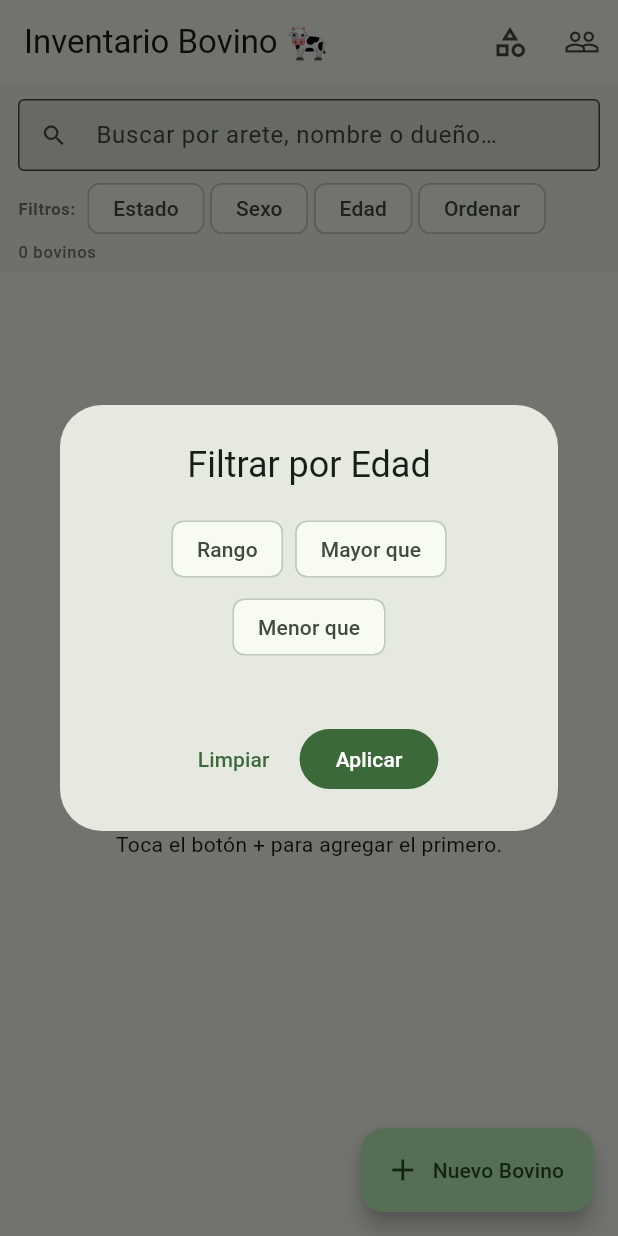
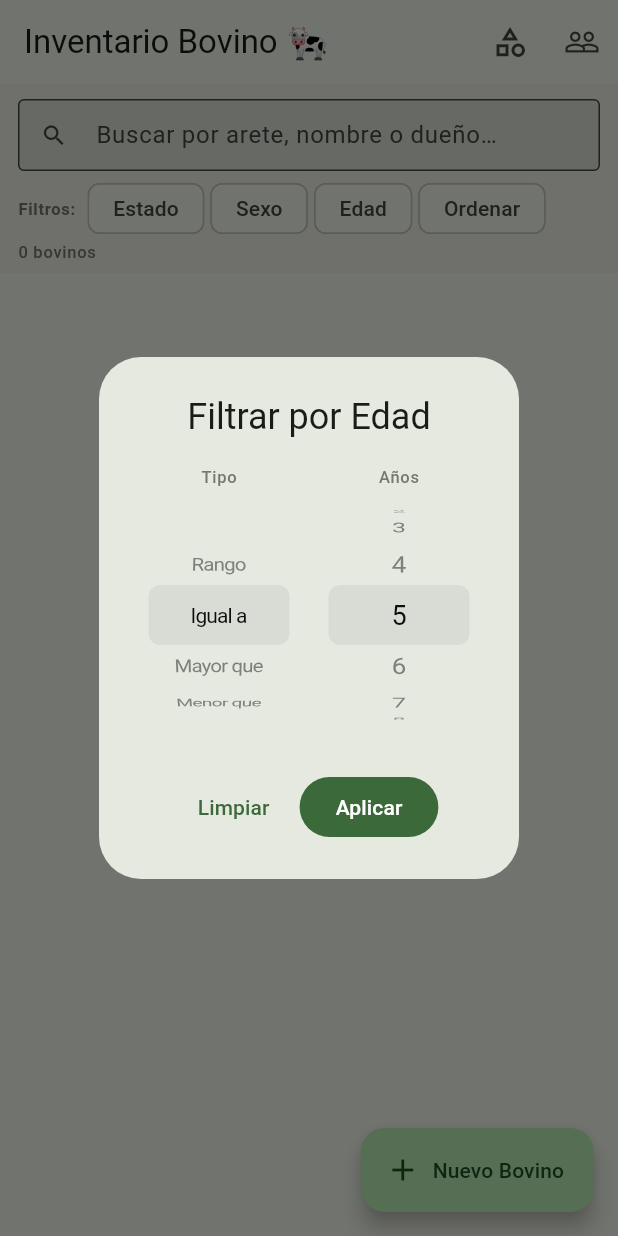
Before and after one commit to BenyHdezM/ProjectBovine, a Flutter app: the screen it shows after launch, after a tap on "Edad", on a phone screen of 412 x 824 dp. Run offline on Flutter 3.47's test engine with Material 3 defaults, Android fonts, the phone set to English and light mode, and no system bars; our stand-ins replace drift, drift_flutter, flutter_riverpod, go_router, image_picker; accounts and stored records are empty; generated files the repository leaves out were written again.

Commit message:
feat: rediseñar filtro de edad con CupertinoPicker y opción "igual a"

```diff
--- a/lib/features/bovinos/presentation/screens/bovinos_list_screen.dart
+++ b/lib/features/bovinos/presentation/screens/bovinos_list_screen.dart
@@ -1,3 +1,4 @@
+import 'package:flutter/cupertino.dart';
 import 'package:flutter/foundation.dart';
 import 'package:flutter/material.dart';
 import 'package:flutter_riverpod/flutter_riverpod.dart';
@@ -7,7 +8,7 @@ import '../../../../core/database/models/bovino_with_dueno.dart';
 import '../../../../core/database/seeds/seed_test_data.dart';
 import '../providers/bovinos_providers.dart';
 
-enum _EdadFiltroTipo { rango, mayorQue, menorQue }
+enum _EdadFiltroTipo { fijo, rango, mayorQue, menorQue }
 
 enum _SortCampo { arete, nombre, dueno, edad }
 
@@ -93,6 +94,8 @@ class _BovinosListScreenState extends ConsumerState<BovinosListScreen> {
         final edad = _calcularEdad(b.fechaNacimiento);
         if (edad == null) return false;
         switch (_edadFiltroTipo!) {
+          case _EdadFiltroTipo.fijo:
+            if (edad != _edadValor.round()) return false;
           case _EdadFiltroTipo.rango:
             if (edad < _edadRango.start.round() ||
                 edad > _edadRango.end.round()) return false;
@@ -354,6 +357,8 @@ class _Filtros extends StatelessWidget {
                         label: edadFiltroTipo == null
                             ? 'Edad'
                             : switch (edadFiltroTipo!) {
+                                _EdadFiltroTipo.fijo =>
+                                  '= ${edadValor.round()} a',
                                 _EdadFiltroTipo.rango =>
                                   '${edadRango.start.round()}–${edadRango.end.round()} a',
                                 _EdadFiltroTipo.mayorQue =>
@@ -723,86 +728,126 @@ void _mostrarFiltroEdad(
   required ValueChanged<RangeValues> onRango,
   required ValueChanged<double> onValor,
 }) {
-  _EdadFiltroTipo? localTipo = tipo;
-  RangeValues localRango = rango;
-  double localValor = valor;
+  const tipos = [
+    _EdadFiltroTipo.rango,
+    _EdadFiltroTipo.fijo,
+    _EdadFiltroTipo.mayorQue,
+    _EdadFiltroTipo.menorQue,
+  ];
+  const tipoLabels = ['Rango', 'Igual a', 'Mayor que', 'Menor que'];
 
-  showDialog(
+  _EdadFiltroTipo localTipo = tipo ?? _EdadFiltroTipo.fijo;
+  int localValor = valor.round().clamp(0, 20);
+  int localMin = rango.start.round().clamp(0, 20);
+  int localMax = rango.end.round().clamp(0, 20);
+
+  final tipoCtrl = FixedExtentScrollController(
+    initialItem: tipos.indexOf(localTipo),
+  );
+  final valorCtrl = FixedExtentScrollController(initialItem: localValor);
+  final minCtrl = FixedExtentScrollController(initialItem: localMin);
+  final maxCtrl = FixedExtentScrollController(initialItem: localMax);
+
+  const itemExtent = 40.0;
+  const pickerHeight = 160.0;
+
+  Widget numPicker(FixedExtentScrollController ctrl, ValueChanged<int> onChanged) =>
+      SizedBox(
+        height: pickerHeight,
+        child: CupertinoPicker(
+          scrollController: ctrl,
+          itemExtent: itemExtent,
+          onSelectedItemChanged: onChanged,
+          children: List.generate(
+            21,
+            (i) => Center(child: Text('$i', style: const TextStyle(fontSize: 18))),
+          ),
+        ),
+      );
+
+  showDialog<void>(
     context: context,
     builder: (ctx) => StatefulBuilder(
       builder: (ctx, setLocal) => AlertDialog(
         title: const Text('Filtrar por Edad', textAlign: TextAlign.center),
         actionsAlignment: MainAxisAlignment.center,
-        content: SizedBox(
-          width: 320,
+        content: Row(
+          crossAxisAlignment: CrossAxisAlignment.start,
+          children: [
+            // ── Tipo ─────────────────────────────────────────────────
+            Expanded(
               child: Column(
                 mainAxisSize: MainAxisSize.min,
-            crossAxisAlignment: CrossAxisAlignment.center,
                 children: [
-              Wrap(
-                spacing: 8,
-                runSpacing: 4,
-                alignment: WrapAlignment.center,
-                children: [
-                  ChoiceChip(
-                    label: const Text('Rango'),
-                    selected: localTipo == _EdadFiltroTipo.rango,
-                    onSelected: (_) =>
-                        setLocal(() => localTipo = _EdadFiltroTipo.rango),
+                  Text('Tipo',
+                      style: Theme.of(ctx).textTheme.labelSmall?.copyWith(
+                            color: Theme.of(ctx).colorScheme.outline,
+                          )),
+                  const SizedBox(height: 4),
+                  SizedBox(
+                    height: pickerHeight,
+                    child: CupertinoPicker(
+                      scrollController: tipoCtrl,
+                      itemExtent: itemExtent,
+                      onSelectedItemChanged: (i) =>
+                          setLocal(() => localTipo = tipos[i]),
+                      children: tipoLabels
+                          .map((l) => Center(
+                                child: Text(l,
+                                    style: const TextStyle(fontSize: 14)),
+                              ))
+                          .toList(),
                     ),
-                  ChoiceChip(
-                    label: const Text('Mayor que'),
-                    selected: localTipo == _EdadFiltroTipo.mayorQue,
-                    onSelected: (_) =>
-                        setLocal(() => localTipo = _EdadFiltroTipo.mayorQue),
-                  ),
-                  ChoiceChip(
-                    label: const Text('Menor que'),
-                    selected: localTipo == _EdadFiltroTipo.menorQue,
-                    onSelected: (_) =>
-                        setLocal(() => localTipo = _EdadFiltroTipo.menorQue),
                   ),
                 ],
               ),
-              const SizedBox(height: 16),
+            ),
+            const SizedBox(width: 8),
+            // ── Valor(es) ─────────────────────────────────────────────
             if (localTipo == _EdadFiltroTipo.rango) ...[
-                Text('${localRango.start.round()} – ${localRango.end.round()} años'),
-                RangeSlider(
-                  values: localRango,
-                  min: 0,
-                  max: 25,
-                  divisions: 25,
-                  labels: RangeLabels(
-                    localRango.start.round().toString(),
-                    localRango.end.round().toString(),
+              Expanded(
+                child: Column(
+                  mainAxisSize: MainAxisSize.min,
+                  children: [
+                    Text('Mín',
+                        style: Theme.of(ctx).textTheme.labelSmall?.copyWith(
+                              color: Theme.of(ctx).colorScheme.outline,
+                            )),
+                    const SizedBox(height: 4),
+                    numPicker(minCtrl, (i) => setLocal(() => localMin = i)),
+                  ],
                 ),
-                  onChanged: (v) => setLocal(() => localRango = v),
               ),
+              const SizedBox(width: 8),
+              Expanded(
+                child: Column(
+                  mainAxisSize: MainAxisSize.min,
+                  children: [
+                    Text('Máx',
+                        style: Theme.of(ctx).textTheme.labelSmall?.copyWith(
+                              color: Theme.of(ctx).colorScheme.outline,
+                            )),
+                    const SizedBox(height: 4),
+                    numPicker(maxCtrl, (i) => setLocal(() => localMax = i)),
                   ],
-              if (localTipo == _EdadFiltroTipo.mayorQue) ...[
-                Text('Mayor que ${localValor.round()} años'),
-                Slider(
-                  value: localValor,
-                  min: 0,
-                  max: 25,
-                  divisions: 25,
-                  label: '${localValor.round()}',
-                  onChanged: (v) => setLocal(() => localValor = v),
                 ),
+              ),
+            ] else ...[
+              Expanded(
+                child: Column(
+                  mainAxisSize: MainAxisSize.min,
+                  children: [
+                    Text('Años',
+                        style: Theme.of(ctx).textTheme.labelSmall?.copyWith(
+                              color: Theme.of(ctx).colorScheme.outline,
+                            )),
+                    const SizedBox(height: 4),
+                    numPicker(valorCtrl, (i) => setLocal(() => localValor = i)),
                   ],
-              if (localTipo == _EdadFiltroTipo.menorQue) ...[
-                Text('Menor que ${localValor.round()} años'),
-                Slider(
-                  value: localValor,
-                  min: 0,
-                  max: 25,
-                  divisions: 25,
-                  label: '${localValor.round()}',
-                  onChanged: (v) => setLocal(() => localValor = v),
+                ),
               ),
             ],
           ],
-          ),
         ),
         actions: [
           TextButton(
@@ -815,8 +860,11 @@ void _mostrarFiltroEdad(
           FilledButton(
             onPressed: () {
               onTipo(localTipo);
-              onRango(localRango);
-              onValor(localValor);
+              if (localTipo == _EdadFiltroTipo.rango) {
+                onRango(RangeValues(localMin.toDouble(), localMax.toDouble()));
+              } else {
+                onValor(localValor.toDouble());
+              }
               Navigator.pop(ctx);
             },
             child: const Text('Aplicar'),
@@ -824,7 +872,12 @@ void _mostrarFiltroEdad(
         ],
       ),
     ),
-  );
+  ).then((_) {
+    tipoCtrl.dispose();
+    valorCtrl.dispose();
+    minCtrl.dispose();
+    maxCtrl.dispose();
+  });
 }
 
 int? _calcularEdad(DateTime? fechaNacimiento) {
```
Lines whose indentation alone changed are shown as unchanged.
